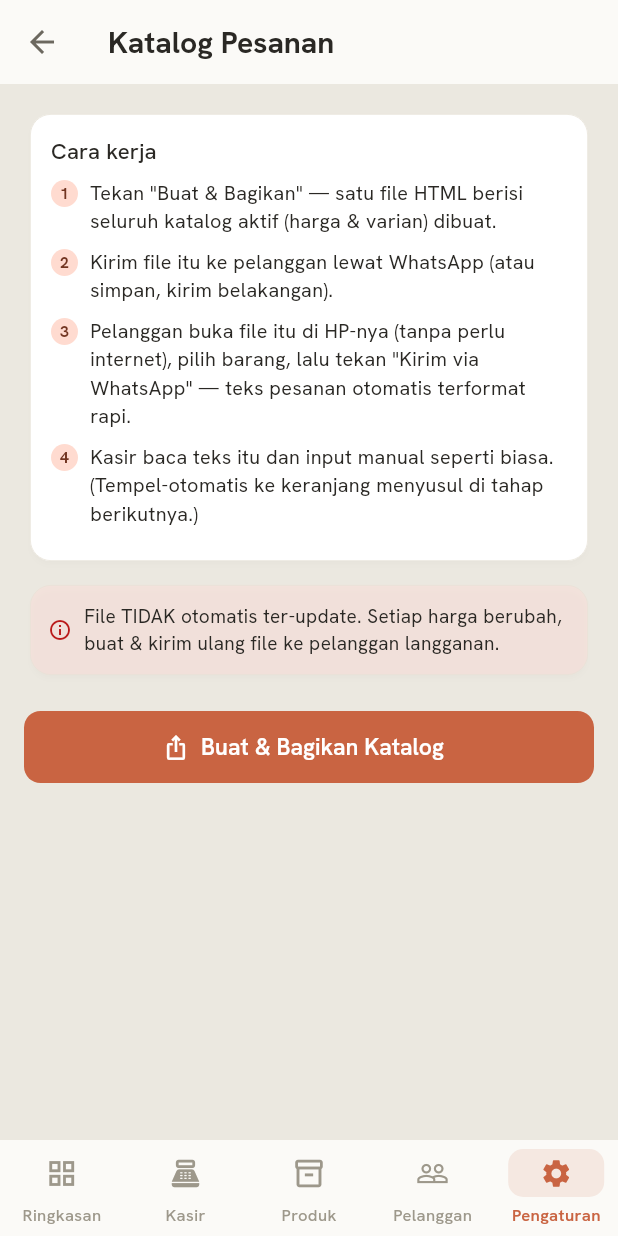
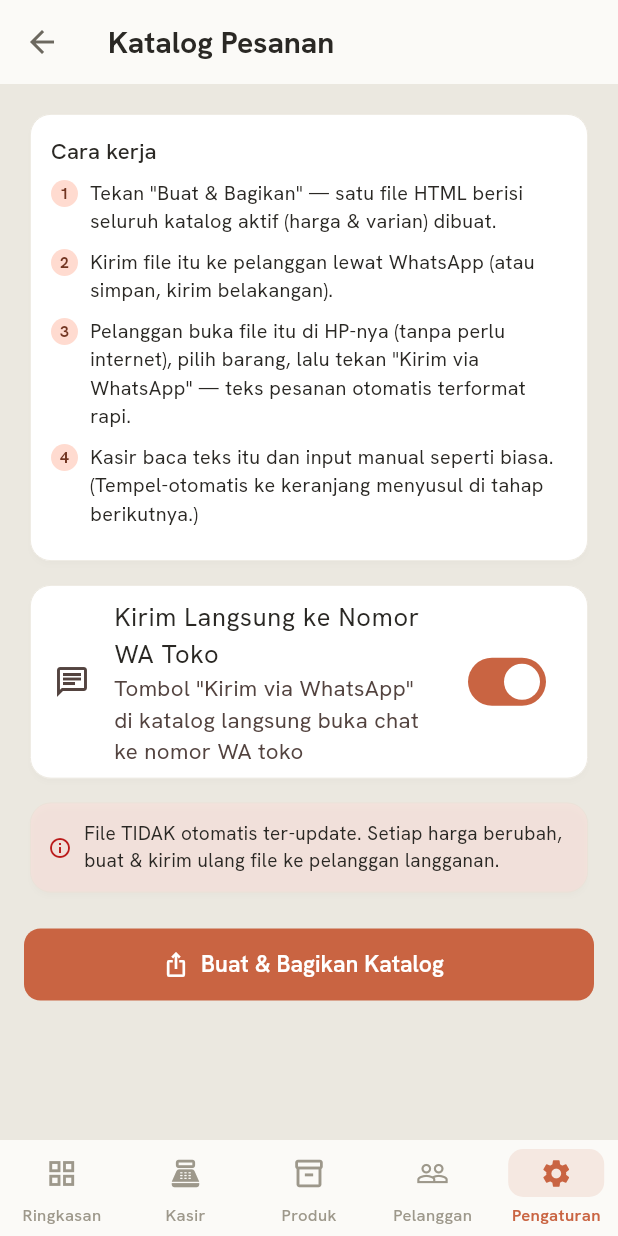
Before and after one commit to Ikanuri/The-POS, a Flutter app: the OrderShareScreen screen opened by its route, on a phone screen of 412 x 824 dp. Run offline on Flutter 3.47's test engine with Material 3 defaults, Android fonts, the phone set to English and light mode, and no system bars; our stand-ins replace barcode_widget, drift, file_picker, fl_chart, flutter_riverpod, flutter_secure_storage and 8 more; missing offline and left inert: cryptography, encrypt, esc_pos_utils_plus, excel, mobile_scanner, network_info_plus and 3 more; accounts and stored records are empty; generated files the repository leaves out were written again; network calls fail; key blocks and very long unbroken strings in the code were emptied for the run.

Commit message:
feat: toggle direct WhatsApp vs share generik untuk katalog HTML
Owner bisa atur dari Pengaturan > Katalog Pesanan apakah tombol "Kirim via
WhatsApp" di katalog langsung deep-link ke nomor WA toko, atau share generik
supaya pelanggan pilih sendiri kontak tujuan.

```diff
--- a/lib/core/services/order_page_service.dart
+++ b/lib/core/services/order_page_service.dart
@@ -37,6 +37,7 @@ class OrderPageService {
     required AppDatabase db,
     required String storeName,
     String storeWhatsapp = '',
+    bool waDirect = true,
   }) async {
     final catalog = await _buildCatalogJson(db);
     final generatedAt = _formatGeneratedAt(DateTime.now());
@@ -47,6 +48,12 @@ class OrderPageService {
       'store': nameOrDefault,
       'generatedAt': generatedAt,
       'waNumber': waDigits,
+      // Item 12 — toggle dari Pengaturan: true = deep-link langsung ke nomor
+      // WA toko (`wa.me/<nomor>`); false = share WA generik (pelanggan
+      // pilih sendiri kontak tujuan, mis. lupa nomor toko atau mau simpan
+      // draft dulu). Kontrol ada di POS (order_share_screen.dart), bukan
+      // hardcoded.
+      'waDirect': waDirect,
       'machinePrefix': machineCodePrefix,
       'products': catalog,
     });
@@ -968,7 +975,11 @@ document.getElementById('waBtn').addEventListener('click', function(){
   var text = buildOrderText();
   copyText(text);
   var num = (DATA.waNumber || '').replace(/[^0-9]/g, '');
-  var url = 'https://wa.me/' + num + '?text=' + encodeURIComponent(text);
+  // Item 12 — direct: deep-link ke nomor WA toko. Non-direct: share WA
+  // generik (tanpa nomor tujuan), pelanggan pilih sendiri kontaknya.
+  var url = (DATA.waDirect && num)
+    ? ('https://wa.me/' + num + '?text=' + encodeURIComponent(text))
+    : ('https://api.whatsapp.com/send?text=' + encodeURIComponent(text));
   showToast('Teks pesanan disalin — tempel bila perlu');
   window.open(url, '_blank');
 });
--- a/lib/features/pengaturan/order_share_screen.dart
+++ b/lib/features/pengaturan/order_share_screen.dart
@@ -22,6 +22,14 @@ class OrderShareScreen extends ConsumerStatefulWidget {
   ConsumerState<OrderShareScreen> createState() => _OrderShareScreenState();
 }
 
+/// Item 12 — toggle direct WA (wa.me ke nomor toko) vs share generik.
+/// Default ON (true) supaya perilaku lama tetap sama sebelum user mengatur.
+final _waDirectProvider = FutureProvider<bool>((ref) async {
+  final db = ref.watch(databaseProvider);
+  final v = await db.getSetting('katalog_wa_direct');
+  return v == null || v == '1';
+});
+
 class _OrderShareScreenState extends ConsumerState<OrderShareScreen> {
   bool _generating = false;
   int? _lastProductCount;
@@ -40,11 +48,13 @@ class _OrderShareScreenState extends ConsumerState<OrderShareScreen> {
       final name = (storeName == null || storeName.isEmpty)
           ? device.storeName
           : storeName;
+      final waDirect = ref.read(_waDirectProvider).valueOrNull ?? true;
 
       final result = await OrderPageService.generateHtml(
         db: db,
         storeName: name,
         storeWhatsapp: storeWhatsapp,
+        waDirect: waDirect,
       );
 
       final dir = await getTemporaryDirectory();
@@ -110,6 +120,28 @@ class _OrderShareScreenState extends ConsumerState<OrderShareScreen> {
                 ],
               ),
             ),
+          ),
+          const SizedBox(height: 8),
+          Card(
+            child: Builder(builder: (context) {
+              final waDirect =
+                  ref.watch(_waDirectProvider).valueOrNull ?? true;
+              return SwitchListTile(
+                secondary: const Icon(Icons.chat_outlined),
+                title: const Text('Kirim Langsung ke Nomor WA Toko'),
+                subtitle: Text(waDirect
+                    ? 'Tombol "Kirim via WhatsApp" di katalog langsung buka '
+                        'chat ke nomor WA toko'
+                    : 'Tombol "Kirim via WhatsApp" biarkan pelanggan pilih '
+                        'sendiri kontak tujuan (share biasa)'),
+                value: waDirect,
+                onChanged: (v) async {
+                  final db = ref.read(databaseProvider);
+                  await db.setSetting('katalog_wa_direct', v ? '1' : '0');
+                  ref.invalidate(_waDirectProvider);
+                },
+              );
+            }),
           ),
           const SizedBox(height: 8),
           Card(
```
Also changed, not shown: 1 other file.
